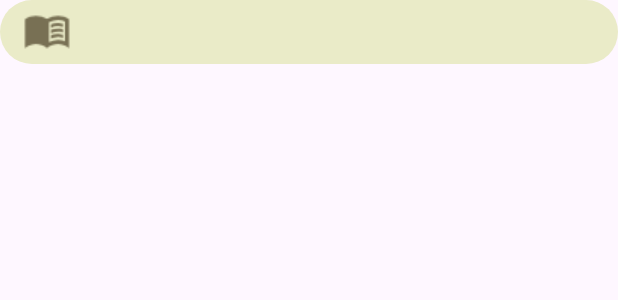
After one commit to Mariamore/ScriptumApp, an Android app: the layout toast_layout.xml on its own in the app's theme, with its tools: preview values and no code run, on a phone screen of 412 x 824 dp. The commit adds this screen. Shown: the top 300 px of the screen. Run offline under Robolectric (Android 15) with nearby library versions, the phone set to English and light mode, and no system bars.

Commit message:
"Agregados Toasts"

```diff
--- /dev/null
+++ b/app/src/main/res/drawable/rounded_background.xml
@@ -0,0 +1,5 @@
+<shape xmlns:android="http://schemas.android.com/apk/res/android">
+    <solid android:color="@color/toastBackground" />
+    <corners android:radius="24dp" />
+
+</shape>
--- /dev/null
+++ b/app/src/main/res/layout/toast_layout.xml
@@ -0,0 +1,29 @@
+<?xml version="1.0" encoding="utf-8"?>
+<LinearLayout xmlns:android="http://schemas.android.com/apk/res/android"
+    android:id="@+id/toastLayout"
+    android:layout_width="match_parent"
+    android:layout_height="wrap_content"
+    android:orientation="horizontal"
+    android:paddingHorizontal="15dp"
+    android:paddingVertical="5dp"
+    android:background="@drawable/rounded_background">
+
+    <ImageView
+        android:id="@+id/iconImg"
+        android:layout_width="wrap_content"
+        android:layout_height="wrap_content"
+        android:src="@drawable/toasticon" />
+
+    <TextView
+        android:id="@+id/toastMessage"
+        android:layout_width="match_parent"
+        android:layout_height="wrap_content"
+        android:layout_gravity="center"
+        android:fontFamily="@font/inter"
+        android:paddingLeft="10dip"
+        android:textAlignment="center"
+        android:textColor="@color/text"
+        android:textSize="16sp"
+        android:textStyle="bold" />
+
+</LinearLayout>
--- a/app/src/main/res/values/colors.xml
+++ b/app/src/main/res/values/colors.xml
@@ -4,4 +4,5 @@
     <color name="white">#FFFFFFFF</color>
     <color name="buttons">#AFAC7B</color>
     <color name="text">#787054</color>
+    <color name="toastBackground">#EAEBC8</color>
 </resources>
```
Also changed, not shown: app/src/main/java/com/example/scriptumapp/Login.java (+13 -0 lines), app/src/main/java/com/example/scriptumapp/SignUp.java (+12 -1 lines), app/src/main/res/drawable/toasticon.png (added).
